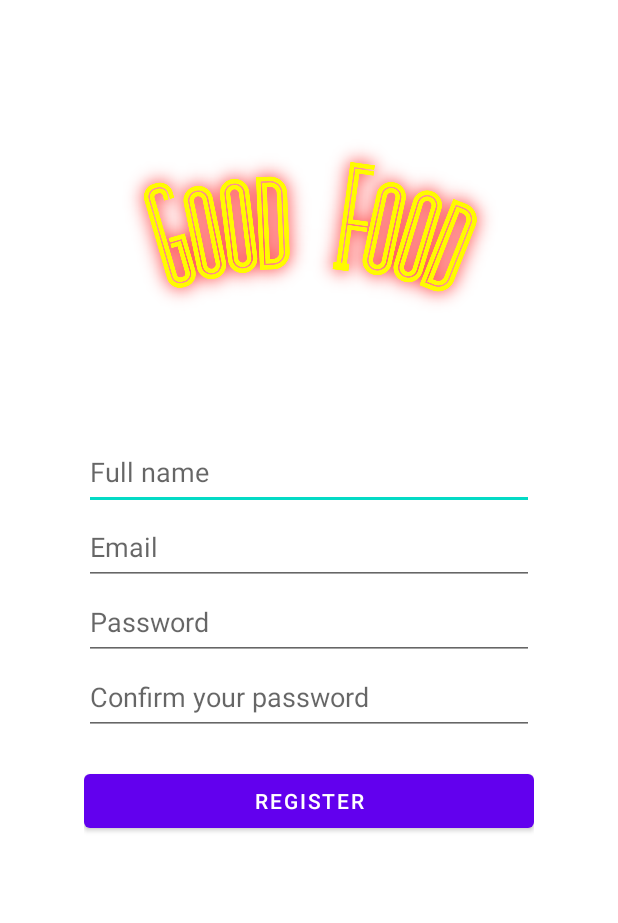
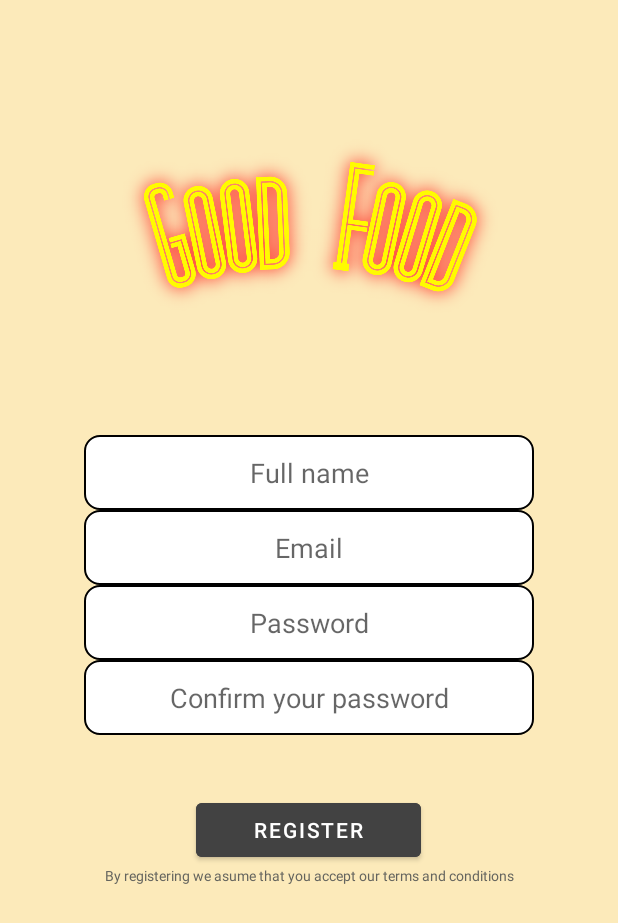
Before and after one commit to serujin/GoodFood, an Android app: the RegisterActivity screen opened directly, with no data from a screen before it, on a phone screen of 412 x 824 dp. Shown: the top 923 px of the screen. Run offline under Robolectric (Android 15) with nearby library versions, the phone set to English and light mode, and no system bars.

Commit message:
Added some aesthetic vibes

```diff
--- a/GoodFood/app/src/main/res/drawable/roundcorners.xml
+++ b/GoodFood/app/src/main/res/drawable/roundcorners.xml
@@ -1,5 +1,7 @@
 <?xml version="1.0" encoding="utf-8"?>
-    <shape xmlns:android="http://schemas.android.com/apk/res/android">
-        <solid android:color="#FFF2AF" />
+    <shape xmlns:android="http://schemas.android.com/apk/res/android"
+    android:background="#FCEABA"
+    >
+        <solid android:color="#FCEABA" />
         <corners android:radius="70dp" />
     </shape>
--- /dev/null
+++ b/GoodFood/app/src/main/res/drawable/rounded_edittext.xml
@@ -0,0 +1,13 @@
+<?xml version="1.0" encoding="utf-8"?>
+<shape xmlns:android="http://schemas.android.com/apk/res/android" >
+
+    <solid android:color="#FFFFFF" />
+
+    <stroke
+        android:width="1dp"
+        android:color="#000000" />
+    <corners
+        android:radius="10dp"
+        />
+
+</shape>
--- a/GoodFood/app/src/main/res/layout/activity_register.xml
+++ b/GoodFood/app/src/main/res/layout/activity_register.xml
@@ -4,8 +4,8 @@
     xmlns:tools="http://schemas.android.com/tools"
     android:layout_width="match_parent"
     android:layout_height="match_parent"
-    tools:context=".activities.register.RegisterActivity">
-
+    tools:context=".activities.register.RegisterActivity"
+    android:background="#FCEABA">
     <ProgressBar
         android:id="@+id/progress_bar"
         style="?android:attr/progressBarStyleLarge"
@@ -60,10 +60,12 @@
                 android:layout_width="match_parent"
                 android:layout_height="30dp"
                 android:layout_weight="1"
+                android:autofillHints=""
+                android:background="@drawable/rounded_edittext"
                 android:ems="10"
+                android:gravity="center"
                 android:hint="@string/full_name"
-                android:inputType="textPersonName"
-                android:autofillHints="" />
+                android:inputType="textPersonName" />
 
             <EditText
                 android:id="@+id/register_user_email"
@@ -71,7 +73,9 @@
                 android:layout_height="30dp"
                 android:layout_weight="1"
                 android:autofillHints=""
+                android:background="@drawable/rounded_edittext"
                 android:ems="10"
+                android:gravity="center"
                 android:hint="@string/email"
                 android:inputType="textEmailAddress" />
 
@@ -81,7 +85,9 @@
                 android:layout_height="30dp"
                 android:layout_weight="1"
                 android:autofillHints=""
+                android:background="@drawable/rounded_edittext"
                 android:ems="10"
+                android:gravity="center"
                 android:hint="@string/password"
                 android:inputType="textPassword" />
 
@@ -91,8 +97,9 @@
                 android:layout_height="30dp"
                 android:layout_weight="1"
                 android:autofillHints=""
+                android:background="@drawable/rounded_edittext"
                 android:ems="10"
-                android:gravity="center_vertical"
+                android:gravity="center|center_vertical"
                 android:hint="@string/confirm_your_password"
                 android:inputType="textPassword" />
         </LinearLayout>
@@ -105,13 +112,24 @@
             android:id="@+id/button_layout"
             android:layout_width="300dp"
             android:layout_height="100dp"
+            android:gravity="center"
             android:orientation="vertical">
 
             <Button
                 android:id="@+id/register_btn"
+                android:layout_width="150dp"
+                android:layout_height="wrap_content"
+                android:backgroundTint="@color/cardview_dark_background"
+                android:text="@string/register" />
+
+            <TextView
+                android:id="@+id/textView3"
                 android:layout_width="match_parent"
                 android:layout_height="wrap_content"
-                android:text="@string/register" />
+                android:gravity="center"
+                android:text="@string/terms_advice"
+                android:textColor="#64645E"
+                android:textSize="9sp" />
         </LinearLayout>
 
     </LinearLayout>
--- a/GoodFood/app/src/main/res/layout/restaurant_item.xml
+++ b/GoodFood/app/src/main/res/layout/restaurant_item.xml
@@ -5,24 +5,29 @@
     android:layout_height="wrap_content"
     android:layout_marginBottom="-25dp"
     android:paddingVertical="10dp"
+    android:background="#FCEABA"
     app:cardCornerRadius="0dp"
     app:cardElevation="25dp">
 
     <androidx.cardview.widget.CardView
         android:layout_width="match_parent"
         android:layout_height="wrap_content"
+        android:background="#FCEABA"
         android:layout_marginBottom="-25dp"
+
         app:cardCornerRadius="25dp"
         app:cardElevation="0dp">
 
         <LinearLayout
             android:layout_width="match_parent"
             android:layout_height="wrap_content"
+            android:background="#FCEABA"
             android:orientation="vertical">
 
             <ImageView
                 android:id="@+id/restaurant_logo"
                 android:layout_width="match_parent"
+                android:background="#FCEABA"
                 android:layout_height="100dp"
                 android:contentDescription="@string/restaurant_logo"
                 android:scaleType="center" />
@@ -36,6 +41,7 @@
                 android:text="@string/restaurant_name" />
 
             <Space
+
                 android:layout_width="match_parent"
                 android:layout_height="60dp" />
 
--- a/GoodFood/app/src/main/res/values/strings.xml
+++ b/GoodFood/app/src/main/res/values/strings.xml
@@ -65,5 +65,6 @@
 
     <string name="plate_img">Plate_img</string>
     <string name="money">€</string>
+    <string name="terms_advice">By registering we asume that you accept our terms and conditions</string>
 
 </resources>
```
Also changed, not shown: GoodFood/app/src/main/res/drawable/textview_custom_border.xml (+6 -4 lines), GoodFood/app/src/main/res/layout/activity_login.xml (+15 -6 lines), GoodFood/app/src/main/res/layout/activity_restaurants.xml (+8 -3 lines).
